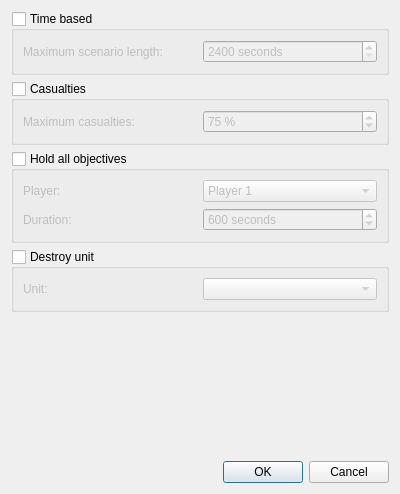
First picture: the form in VictoryConditionsDialog.ui, repository D-Pointer/imperium-editor, before the edit.
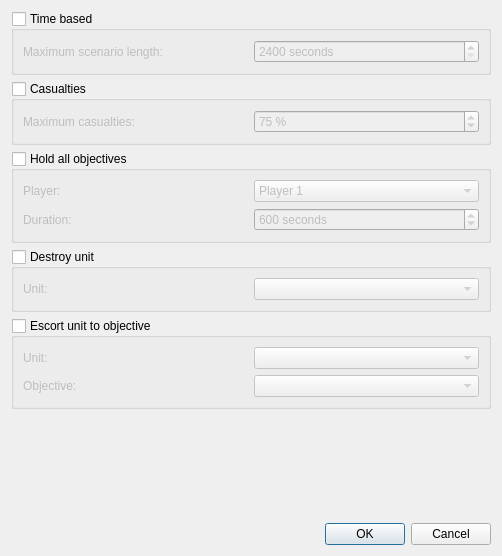
Second picture: the form after the edit.

Patch:
```diff
--- a/VictoryConditionsDialog.ui
+++ b/VictoryConditionsDialog.ui
@@ -6,15 +6,15 @@
    <rect>
     <x>0</x>
     <y>0</y>
-    <width>400</width>
-    <height>494</height>
+    <width>502</width>
+    <height>556</height>
    </rect>
   </property>
   <property name="windowTitle">
    <string>End and victory conditions</string>
   </property>
-  <layout class="QGridLayout" name="gridLayout_2">
-   <item row="0" column="0">
+  <layout class="QVBoxLayout" name="verticalLayout">
+   <item>
     <widget class="QGroupBox" name="m_timeGroup">
      <property name="title">
       <string>Time based</string>
@@ -52,7 +52,7 @@
      </layout>
     </widget>
    </item>
-   <item row="1" column="0">
+   <item>
     <widget class="QGroupBox" name="m_casualtiesGroup">
      <property name="title">
       <string>Casualties</string>
@@ -90,7 +90,7 @@
      </layout>
     </widget>
    </item>
-   <item row="2" column="0">
+   <item>
     <widget class="QGroupBox" name="m_holdGroup">
      <property name="minimumSize">
       <size>
@@ -155,7 +155,7 @@
      </layout>
     </widget>
    </item>
-   <item row="3" column="0">
+   <item>
     <widget class="QGroupBox" name="m_destroyGroup">
      <property name="title">
       <string>Destroy unit</string>
@@ -180,7 +180,42 @@
      </layout>
     </widget>
    </item>
-   <item row="4" column="0">
+   <item>
+    <widget class="QGroupBox" name="m_escortGroup">
+     <property name="title">
+      <string>Escort unit to objective</string>
+     </property>
+     <property name="checkable">
+      <bool>true</bool>
+     </property>
+     <property name="checked">
+      <bool>false</bool>
+     </property>
+     <layout class="QGridLayout" name="gridLayout_2">
+      <item row="0" column="0">
+       <widget class="QLabel" name="label_6">
+        <property name="text">
+         <string>Unit:</string>
+        </property>
+       </widget>
+      </item>
+      <item row="0" column="1">
+       <widget class="QComboBox" name="m_escortUnitCombo"/>
+      </item>
+      <item row="1" column="0">
+       <widget class="QLabel" name="label_7">
+        <property name="text">
+         <string>Objective:</string>
+        </property>
+       </widget>
+      </item>
+      <item row="1" column="1">
+       <widget class="QComboBox" name="m_objectiveCombo"/>
+      </item>
+     </layout>
+    </widget>
+   </item>
+   <item>
     <spacer name="verticalSpacer">
      <property name="orientation">
       <enum>Qt::Vertical</enum>
@@ -188,12 +223,12 @@
      <property name="sizeHint" stdset="0">
       <size>
        <width>20</width>
-       <height>40</height>
+       <height>20</height>
       </size>
      </property>
     </spacer>
    </item>
-   <item row="5" column="0">
+   <item>
     <widget class="QDialogButtonBox" name="buttonBox">
      <property name="orientation">
       <enum>Qt::Horizontal</enum>
```
